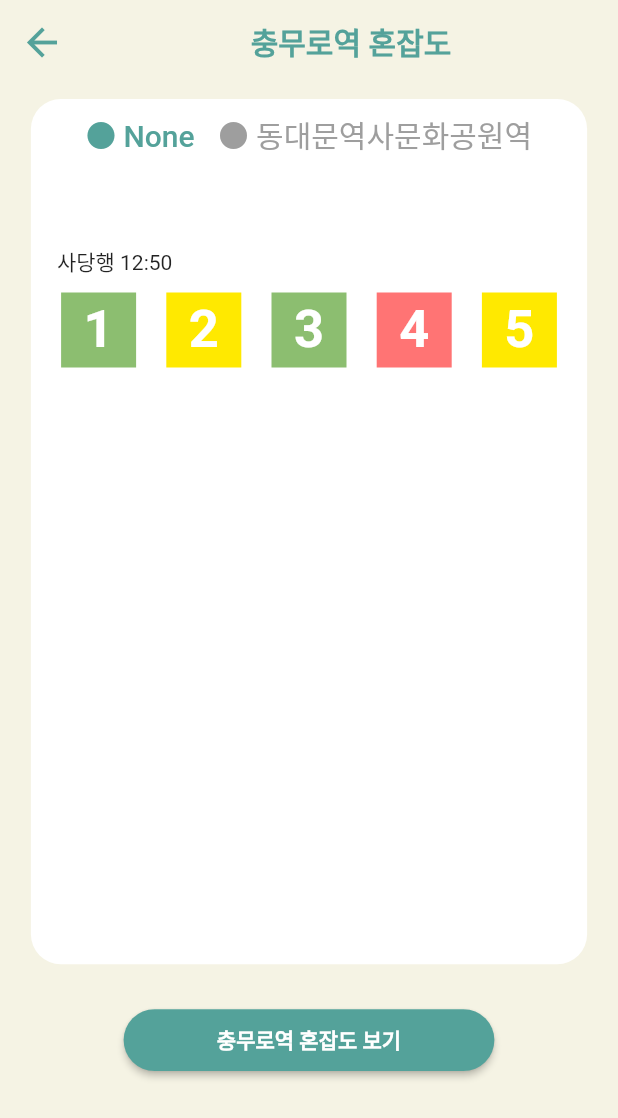
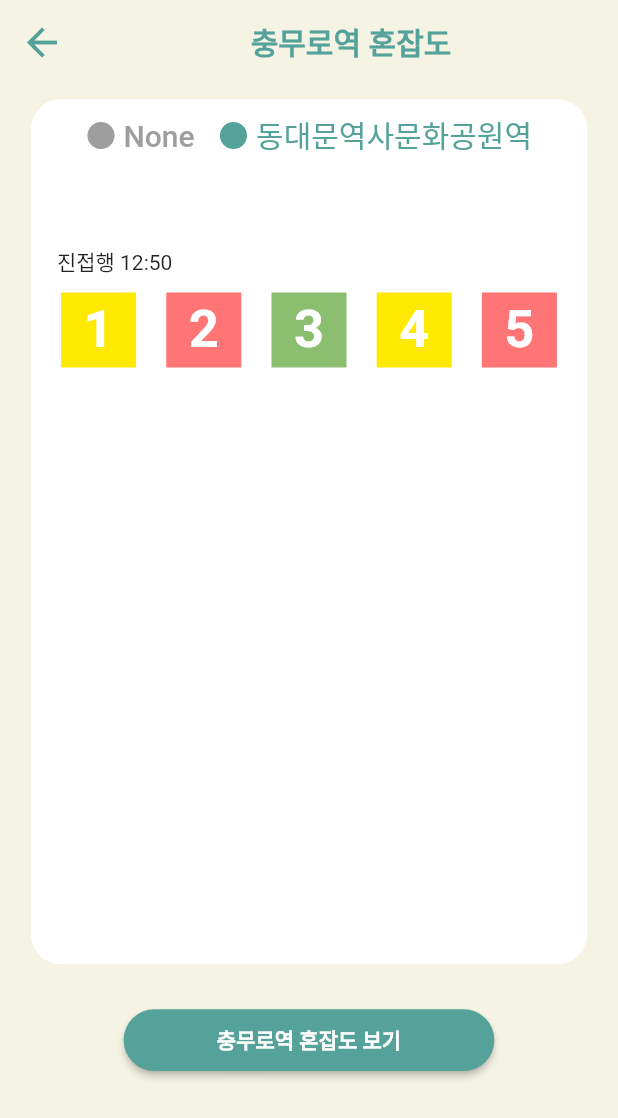
Before and after one commit to 2023-SubwayCongestion/SubwayCongestionApp, a Flutter app: the screen it shows once a user with an empty profile is signed in, after a tap on "충무로역", on a phone screen of 412 x 824 dp. Shown: the top 1118 px of the screen. Run offline on Flutter 3.47's test engine with Material 2 defaults, Android fonts, the phone set to English and light mode, and no system bars; our stand-ins replace firebase_auth, firebase_core; accounts and stored records are empty.

Commit message:
style: 지하철 방면 표시 및 색 변경

```diff
--- a/lib/screen/detail_screen.dart
+++ b/lib/screen/detail_screen.dart
@@ -36,6 +36,16 @@ class _DetailScreenState extends State<DetailScreen> {
   });
 
 
+  @override
+  void initState() {
+    // TODO: implement initState
+    super.initState();
+    if(widget.direction1 == 'None'){
+      _selectedWidgetIndex = 1;
+    }
+  }
+
+
   // 두 위젯 중 하나를 반환하는 메서드
   Widget _getDisplayWidget() {
     switch (_selectedWidgetIndex) {
@@ -46,7 +56,7 @@ class _DetailScreenState extends State<DetailScreen> {
         // return Text('두 번째 위젯');
         return CongestionView(info: realTimeinfo2,);
       default:
-        return Text('첫 번째 위젯');
+        return Text('다른 방면 선택해주세요!');
     }
   }
 
@@ -103,7 +113,10 @@ class _DetailScreenState extends State<DetailScreen> {
                         children: [
                           TextButton(
                               onPressed: () {
-                                setState(() { _selectedWidgetIndex = 0;});
+                                setState(() {
+                                  if(widget.direction1 == 'None')  _selectedWidgetIndex = -1;
+                                  else _selectedWidgetIndex = 0;
+                                });
                                 },
                               child: Text(
                                 "● ${widget.direction1}", style: TextStyle(
@@ -114,7 +127,10 @@ class _DetailScreenState extends State<DetailScreen> {
 
                           TextButton(
                               onPressed: () {
-                                setState(() { _selectedWidgetIndex = 1;});
+                                setState(() {
+                                  if(widget.direction2 == 'None')  _selectedWidgetIndex = -1;
+                                  else _selectedWidgetIndex = 1;
+                                });
                               },
                               child: Text(
                                 "● ${widget.direction2}", style: TextStyle(
```
